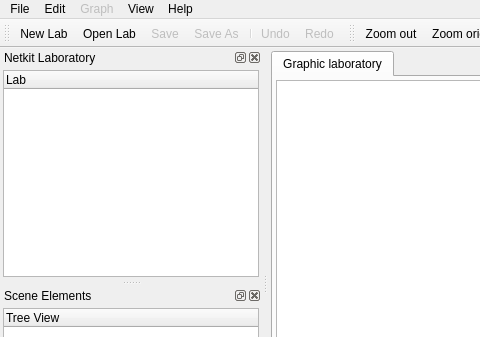
First picture: the form in ui/main.ui, repository slux83/visual-netkit, before the edit; both pictures show x 0 to 480 and y 0 to 337 of the 950 by 762 pixel window.
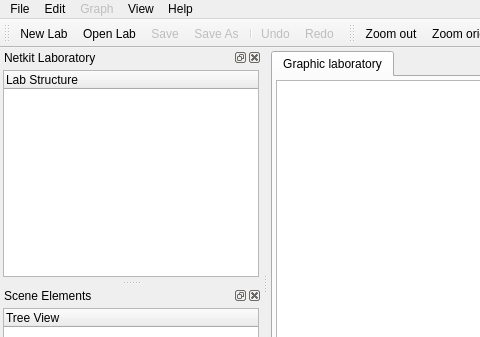
Second picture: the form after the edit. Icons and pictures are not drawn. Custom widgets are drawn as their Qt base class.

Commit message: Added a checkbox on lab tree to exclude files from save action. (only GUI side, not works)

Patch:
```diff
--- a/ui/main.ui
+++ b/ui/main.ui
@@ -259,7 +259,7 @@
        </property>
        <column>
         <property name="text" >
-         <string>Lab</string>
+         <string>Lab Structure</string>
         </property>
        </column>
       </widget>
```
Left out of the diff: 10 changed lines with no effect on the pictures. The commit also changes 1 other file.
